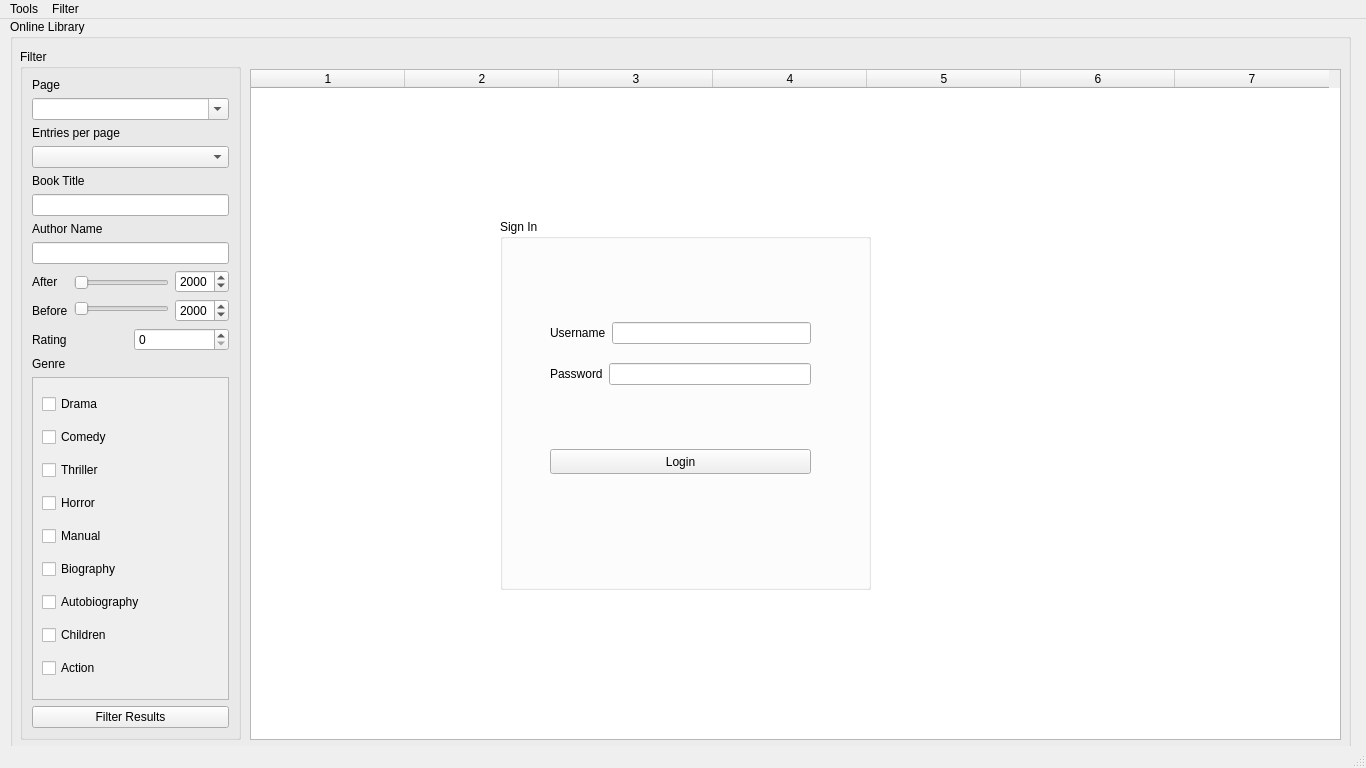
LoghinVladDev/readsProfiler, file Client05/mainwindow.ui: the form before one commit.
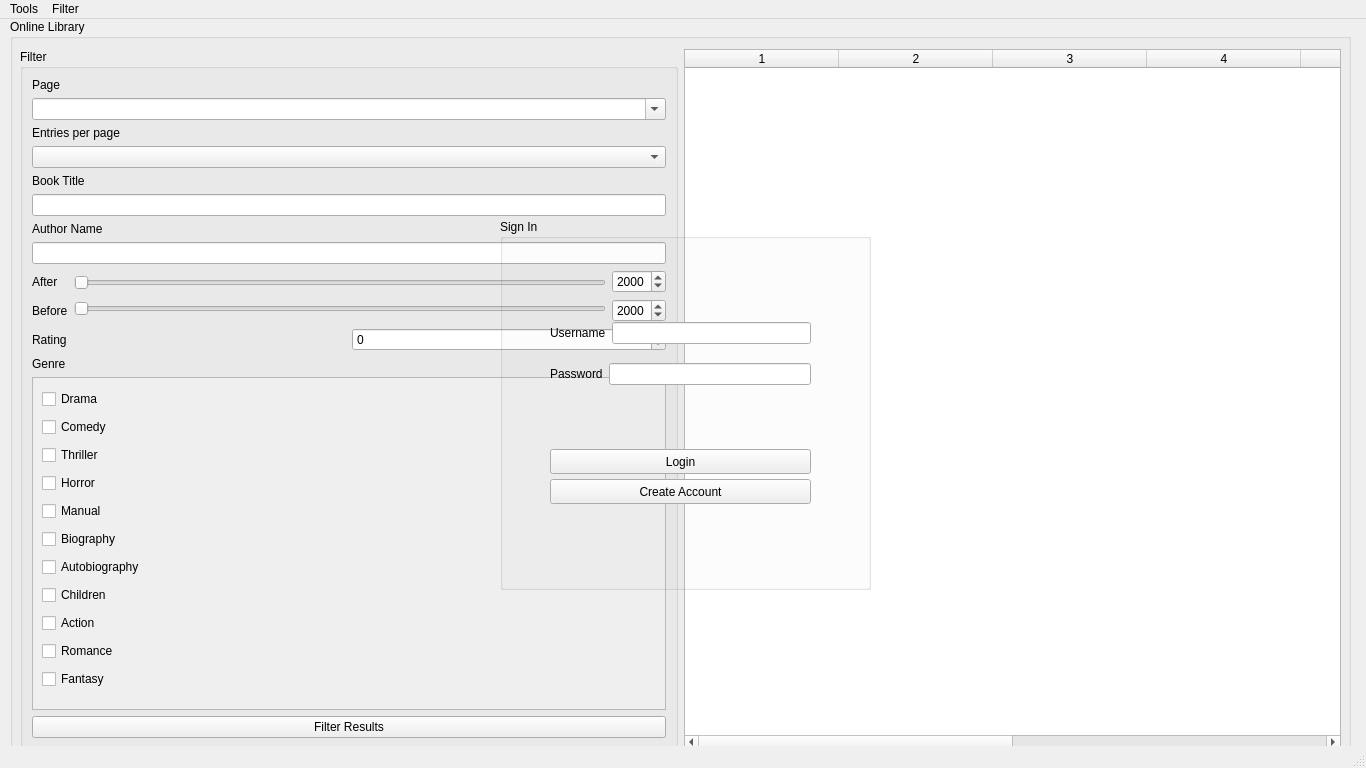
The form after the commit.

Diff of the .ui file:
```diff
--- a/Client05/mainwindow.ui
+++ b/Client05/mainwindow.ui
@@ -106,6 +106,19 @@
       </item>
      </layout>
     </widget>
+    <widget class="QPushButton" name="pushButtonCreateAccount">
+     <property name="geometry">
+      <rect>
+       <x>50</x>
+       <y>260</y>
+       <width>261</width>
+       <height>25</height>
+      </rect>
+     </property>
+     <property name="text">
+      <string>Create Account</string>
+     </property>
+    </widget>
    </widget>
    <widget class="QGroupBox" name="libGroup">
     <property name="enabled">
@@ -128,18 +141,30 @@
     <property name="title">
      <string>Online Library</string>
     </property>
-    <widget class="QGroupBox" name="filterGroup">
+    <widget class="QWidget" name="layoutWidget">
      <property name="geometry">
       <rect>
        <x>10</x>
        <y>30</y>
-       <width>221</width>
-       <height>691</height>
+       <width>1321</width>
+       <height>701</height>
       </rect>
      </property>
+     <layout class="QHBoxLayout" name="LibraryLayout">
+      <item>
+       <widget class="QGroupBox" name="filterGroup">
+        <property name="sizeIncrement">
+         <size>
+          <width>0</width>
+          <height>0</height>
+         </size>
+        </property>
      <property name="title">
       <string>Filter</string>
      </property>
+        <property name="flat">
+         <bool>false</bool>
+        </property>
      <layout class="QVBoxLayout" name="verticalLayout_9">
       <item>
        <layout class="QVBoxLayout" name="layoutPage">
@@ -371,8 +396,8 @@
           <rect>
            <x>0</x>
            <y>0</y>
-           <width>181</width>
-           <height>273</height>
+              <width>617</width>
+              <height>331</height>
           </rect>
          </property>
          <layout class="QVBoxLayout" name="verticalLayout_8">
@@ -439,6 +464,20 @@
             </property>
            </widget>
           </item>
+             <item>
+              <widget class="QCheckBox" name="checkBoxRomance">
+               <property name="text">
+                <string>Romance</string>
+               </property>
+              </widget>
+             </item>
+             <item>
+              <widget class="QCheckBox" name="checkBoxFantasy">
+               <property name="text">
+                <string>Fantasy</string>
+               </property>
+              </widget>
+             </item>
          </layout>
         </widget>
        </widget>
@@ -452,15 +491,9 @@
       </item>
      </layout>
     </widget>
+      </item>
+      <item>
     <widget class="QTableWidget" name="tableWidgetQueryResult">
-     <property name="geometry">
-      <rect>
-       <x>240</x>
-       <y>50</y>
-       <width>1091</width>
-       <height>671</height>
-      </rect>
-     </property>
      <property name="dragEnabled">
       <bool>false</bool>
      </property>
@@ -470,11 +503,17 @@
      <property name="verticalScrollMode">
       <enum>QAbstractItemView::ScrollPerItem</enum>
      </property>
+        <property name="showGrid">
+         <bool>false</bool>
+        </property>
      <property name="gridStyle">
       <enum>Qt::SolidLine</enum>
      </property>
+        <property name="wordWrap">
+         <bool>true</bool>
+        </property>
      <property name="columnCount">
-      <number>7</number>
+         <number>8</number>
      </property>
      <attribute name="horizontalHeaderDefaultSectionSize">
       <number>154</number>
@@ -486,6 +525,10 @@
      <column/>
      <column/>
      <column/>
+        <column/>
+       </widget>
+      </item>
+     </layout>
     </widget>
    </widget>
    <zorder>libGroup</zorder>
```
Left out of the diff: 6 changed lines with no effect on the pictures. Lines whose indentation alone changed are shown as unchanged.
